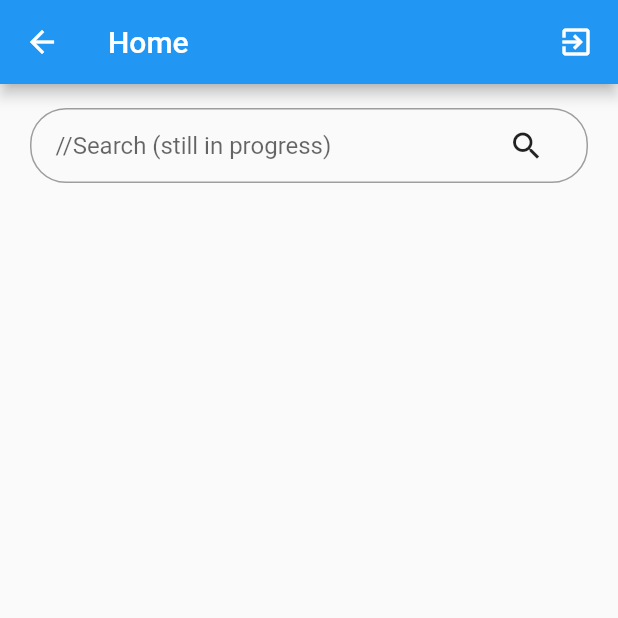
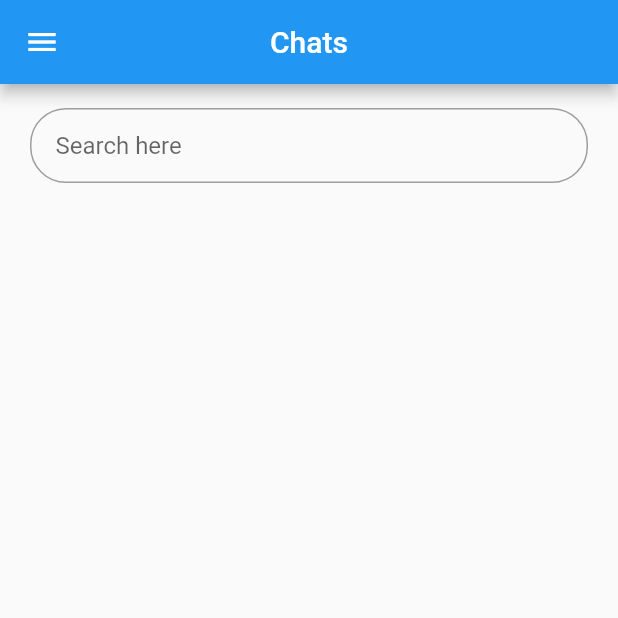
Before and after one commit to prapti-chauhan/chatApp, a Flutter app: the HomeScreen screen opened by its route, on a phone screen of 412 x 824 dp, the top half of it. Run offline on Flutter 3.47's test engine with Material 2 defaults, Android fonts, the phone set to English and light mode, and no system bars; our stand-ins replace cloud_firestore, firebase_auth, firebase_core, get, get_storage, progress_indicators and 1 more; accounts and stored records are empty.

Commit message:
changes in homescreen

```diff
--- a/lib/modules/home/home_controller.dart
+++ b/lib/modules/home/home_controller.dart
@@ -7,15 +7,20 @@ import 'package:chats_module/packages/screen_packages.dart';
 
 class HomeController extends GetxController {
   String myUserName = "";
+  List<QueryDocumentSnapshot> searchedUsers = <QueryDocumentSnapshot>[];
   List<QueryDocumentSnapshot> getUsers = <QueryDocumentSnapshot>[];
 
   TextEditingController searchController = TextEditingController();
+  String userNameFilter = '';
 
   final List<StreamSubscription> _usersStream = <StreamSubscription>[];
 
   @override
   void onInit() {
     _init();
+    searchController.addListener(() {
+      userNameFilter = searchController.text;
+    });
     super.onInit();
   }
 
@@ -24,10 +29,11 @@ class HomeController extends GetxController {
     for (var element in _usersStream) {
       element.cancel();
     }
+    searchController.dispose();
     super.onClose();
   }
 
-  updateUser() {
+  forUpdateUser() {
     Map<String, dynamic> othersUpdatedPresenceInfoMap = {
       "isOnline": isDeviceConnected,
       "lastSeen": DateTime.now(),
@@ -36,20 +42,12 @@ class HomeController extends GetxController {
     FireStoreMethods().updatePresence(AppPref().userId, othersUpdatedPresenceInfoMap);
   }
 
-/*
-  onSearchBtnClick() async {
-    isSearching = true;
-    FireStoreMethods().getUserByUserName().then((value) {
-      usersStream = value;
-      update();
-    });
-  }
-*/
 
   _init() {
     FireStoreMethods().getUserByUserName().then((value) {
       _usersStream.add(value.listen((event) {
         getUsers = event.docs;
+        finalUserList(userNameFilter);
         update();
       }));
     });
@@ -63,4 +61,75 @@ class HomeController extends GetxController {
       return "$a\_$b";
     }
   }
+
+  hideKeyboard() {
+    FocusManager.instance.primaryFocus?.unfocus();
+    searchController.clear();
+  }
+
+  logoutDialog(BuildContext context) {
+    showDialog(
+        context: context,
+        builder: (BuildContext context) {
+          return AlertDialog(
+            title: const Text('Logout'),
+            content: const Text("Are you sure to logout?"),
+            actions: <Widget>[
+              ElevatedButton(
+                child: const Text(
+                  "Yes",
+                  style: TextStyle(color: Colors.white),
+                ),
+                style: ElevatedButton.styleFrom(primary: Colors.greenAccent),
+                onPressed: () {
+                  AppPref().logout();
+                  Map<String, dynamic> othersUpdatedPresenceInfoMap = {
+                    "isOnline": false,
+                  };
+                  FireStoreMethods().updatePresence(
+                      AppPref().userId, othersUpdatedPresenceInfoMap);
+                  Get.offAllNamed(AppRoutes.signIn);
+                },
+              ),
+              ElevatedButton(
+                  child: const Text(
+                    "No",
+                    style: TextStyle(color: Colors.white),
+                  ),
+                  style: ElevatedButton.styleFrom(primary: Colors.redAccent),
+                  onPressed: () {
+                    Navigator.pop(context);
+                  })
+            ],
+          );
+        });
+  }
+
+  forChat(String username,email){
+    var chatRoomId = getChatRoomIdByUsernames(
+        myUserName, username);
+
+    Map<String, dynamic> chatRoomInfoMap = {
+      "users": [myUserName, username],
+    };
+    FireStoreMethods()
+        .createChatRoom(chatRoomId, chatRoomInfoMap);
+    forUpdateUser();
+    Get.toNamed(AppRoutes.chat, arguments: {
+      'myUserName': myUserName,
+      "otherUser": username,
+      "email": email,
+      "chatRoomId": chatRoomId
+    });
+  }
+
+  finalUserList(String text) {
+    searchedUsers.clear();
+    searchedUsers.addAll(
+      getUsers.where(
+        (element) => (element['name'] as String).isCaseInsensitiveContains(text),
+      ),
+    );
+    update();
+  }
 }
--- a/lib/modules/home/home_screen.dart
+++ b/lib/modules/home/home_screen.dart
@@ -1,4 +1,5 @@
-// ignore_for_file:must_be_immutable, avoid_print, unnecessary_brace_in_string_interps
+// ignore_for_file:must_be_immutable, unnecessary_brace_in_string_interps
+
 import 'package:chats_module/packages/config_packages.dart';
 import 'package:chats_module/packages/screen_packages.dart';
 
@@ -10,57 +11,54 @@ class HomeScreen extends StatelessWidget {
   @override
   Widget build(BuildContext context) {
     return GestureDetector(
-      onTap: () {
-        FocusManager.instance.primaryFocus?.unfocus();
-        ctrl.searchController.clear();
-      },
+      onTap: () => ctrl.hideKeyboard(),
       child: Scaffold(
           appBar: AppBar(
-            title: const Text("Home"),
-            actions: [
-              InkWell(
-                onTap: () {
-                  showDialog(
-                      context: context,
-                      builder: (BuildContext context) {
-                        return AlertDialog(
-                          title: const Text('Logout'),
-                          content: const Text("Are you sure to logout?"),
-                          actions: <Widget>[
-                            ElevatedButton(
-                              child: const Text(
-                                "Yes",
-                                style: TextStyle(color: Colors.white),
+            centerTitle: true,
+            title: const Text("Chats"),
           ),
-                              style:
-                                  ElevatedButton.styleFrom(primary: Colors.greenAccent),
-                              onPressed: () {
-                                AppPref().logout();
-                                Get.offNamed(AppRoutes.signIn);
-                              },
+          drawer: Drawer(
+            child: ListView(
+              padding: EdgeInsets.zero,
+              children: [
+                DrawerHeader(
+                    decoration: const BoxDecoration(
+                      color: Colors.blue,
                     ),
-                            ElevatedButton(
-                                child: const Text(
-                                  "No",
-                                  style: TextStyle(color: Colors.white),
+                    child: Row(
+                      children: [
+                        const Icon(
+                          Icons.account_circle,
+                          size: 100,
+                          color: Colors.white,
                         ),
-                                style:
-                                    ElevatedButton.styleFrom(primary: Colors.redAccent),
-                                onPressed: () {
-                                  Navigator.pop(context);
-                                })
-                          ],
-                        );
-                      });
-                },
-                child: Container(
-                    padding: const EdgeInsets.symmetric(horizontal: 16),
-                    child: const Icon(Icons.exit_to_app)),
+                        Column(
+                          mainAxisAlignment: MainAxisAlignment.center,
+                          children: [
+                            Text(
+                              AppPref.instance.username,
+                              style: const TextStyle(color: Colors.white),
+                            ),
+                            Text(
+                              AppPref.instance.email,
+                              style: const TextStyle(color: Colors.white),
                             )
                           ],
+                        )
+                      ],
+                    )),
+                ListTile(
+                  leading: const Icon(
+                    Icons.logout,
+                    color: Colors.blue,
                   ),
-          body: SingleChildScrollView(
-            child: GetBuilder<HomeController>(builder: (context) {
+                  title: const Text('Logout'),
+                  onTap: () => ctrl.logoutDialog(context),
+                ),
+              ],
+            ),
+          ),
+          body: GetBuilder<HomeController>(builder: (context) {
             return Padding(
               padding: const EdgeInsets.symmetric(horizontal: 20),
               child: Column(
@@ -73,34 +71,25 @@ class HomeScreen extends StatelessWidget {
                         border: Border.all(
                             color: Colors.grey, width: 1, style: BorderStyle.solid),
                         borderRadius: BorderRadius.circular(24)),
-                      child: search(ctrl.searchController.text),
+                    child: TextField(
+                      controller: ctrl.searchController,
+                      decoration: const InputDecoration(
+                          border: InputBorder.none, hintText: "Search here"),
+                      onChanged: (value) {
+                        ctrl.finalUserList(value);
+                      },
                     ),
-                    GetBuilder<HomeController>(builder: (context) {
-                      return ListView.builder(
-                          itemCount: ctrl.getUsers.length,
+                  ),
+                  ListView.builder(
+                      itemCount: ctrl.searchedUsers.length,
                       shrinkWrap: true,
                       itemBuilder: (context, index) {
-                            DocumentSnapshot ds = ctrl.getUsers[index];
+                        DocumentSnapshot _user = ctrl.searchedUsers[index];
                         return Padding(
                           padding: const EdgeInsets.only(left: 12.0, bottom: 12.0),
                           child: InkWell(
                             onTap: () {
-                                  var chatRoomId = ctrl.getChatRoomIdByUsernames(
-                                      ctrl.myUserName, ds["username"]);
-
-                                  Map<String, dynamic> chatRoomInfoMap = {
-                                    "users": [ctrl.myUserName, ds["username"]],
-                                  };
-                                  FireStoreMethods()
-                                      .createChatRoom(chatRoomId, chatRoomInfoMap);
-                                  ctrl.updateUser();
-                                  print("Update : ${isDeviceConnected}");
-                                  Get.toNamed(AppRoutes.chat, arguments: {
-                                    'myUserName': ctrl.myUserName,
-                                    "otherUser": ds["username"],
-                                    "email": ds["email"],
-                                    "chatRoomId": chatRoomId
-                                  });
+                              ctrl.forChat(_user["username"], _user["email"]);
                             },
                             child: SizedBox(
                               width: double.infinity,
@@ -108,110 +97,21 @@ class HomeScreen extends StatelessWidget {
                                 crossAxisAlignment: CrossAxisAlignment.start,
                                 children: [
                                   Text(
-                                        ds["name"],
+                                    _user["name"],
                                     style: const TextStyle(fontSize: 16),
                                   ),
                                   const SizedBox(height: 3),
-                                      Text(ds["username"])
+                                  Text(_user["username"])
                                 ],
                               ),
                             ),
                           ),
                         );
-                          });
-                    }),
+                      })
                 ],
               ),
             );
-            }),
-          )),
-    );
-  }
-
-  Widget search(String controller) {
-    if (controller.isNotEmpty) {
-      return Row(
-        children: [
-          IconButton(
-              onPressed: () {
-                Get.back();
-              },
-              icon: const Icon(Icons.clear)),
-          Expanded(
-            child: TextField(
-              controller: ctrl.searchController,
-              decoration:
-                  const InputDecoration(border: InputBorder.none, hintText: "Search"),
-            ),
-          ),
-        ],
-      );
-    } else {
-      return Row(
-        children: [
-          Expanded(
-            child: TextField(
-              controller: ctrl.searchController,
-              decoration: const InputDecoration(
-                  border: InputBorder.none, hintText: "//Search (still in progress)"),
-            ),
-          ),
-          IconButton(
-              onPressed: () {
-                Get.back();
-              },
-              icon: const Icon(Icons.search))
-        ],
+          })),
     );
   }
 }
-/*
-  Widget searchUsersList() {
-    return StreamBuilder(
-      stream: ctrl.usersStream,
-      builder: (context, snapshot) {
-        QuerySnapshot<Map<String, dynamic>> data =
-            snapshot.data as QuerySnapshot<Map<String, dynamic>>;
-        if (snapshot.hasData) {
-          return ListView.builder(
-            itemCount: data.docs.length,
-            shrinkWrap: true,
-            itemBuilder: (context, index) {
-              DocumentSnapshot ds = data.docs[index];
-              return searchListUserTile(
-                  name: ds["name"], email: ds["email"], username: ds["username"]);
-            },
-          );
-        } else {
-          return const Center(
-            child: CircularProgressIndicator(),
-          );
-        }
-      },
-    );
-  }
-
-  Widget searchListUserTile({required String name, username, email}) {
-    return GestureDetector(
-        onTap: () {
-          var chatRoomId = ctrl.getChatRoomIdByUsernames(ctrl.myUserName, username);
-          Map<String, dynamic> chatRoomInfoMap = {
-            "users": [ctrl.myUserName, username]
-          };
-          FireStoreMethods().createChatRoom(chatRoomId, chatRoomInfoMap);
-          Get.toNamed(AppRoutes.chat, arguments: {
-            'myUserName': ctrl.myUserName,
-            "otherUser": username,
-            "email": email,
-          });
-        },
-        child: Container(
-            margin: const EdgeInsets.symmetric(vertical: 8),
-            child: Row(children: [
-              const SizedBox(width: 12),
-              Column(
-                  crossAxisAlignment: CrossAxisAlignment.start,
-                  children: [Text(username), Text(email)])
-            ])));
-  }*/
-}
--- a/lib/modules/sign_in/sign_in_controller.dart
+++ b/lib/modules/sign_in/sign_in_controller.dart
@@ -11,6 +11,9 @@ class SignInController extends GetxController {
 
   final _auth = FirebaseAuth.instance;
 
+  toSignUp(){
+    Get.offAllNamed(AppRoutes.signUp);
+  }
   signIn(BuildContext context) async {
     UserCredential? user;
 
--- a/lib/modules/sign_in/sign_in_screen.dart
+++ b/lib/modules/sign_in/sign_in_screen.dart
@@ -63,9 +63,7 @@ class SignInScreen extends StatelessWidget {
                 ),
                 const SizedBox(height: 50),
                 TextButton(
-                  onPressed: () {
-                    Get.offNamed(AppRoutes.signUp);
-                  },
+                  onPressed: () => ctrl.toSignUp(),
                   child: const Text("Don't have an account?" "Sign Up",
                       style: TextStyle(fontWeight: FontWeight.w600, fontSize: 18)),
                 )
--- a/lib/modules/sign_up/sign_up_controller.dart
+++ b/lib/modules/sign_up/sign_up_controller.dart
@@ -9,6 +9,9 @@ class SignUpController extends GetxController {
   final TextEditingController emailController = TextEditingController();
   var obscureText = false;
 
+  toSignIn() {
+    Get.offAllNamed(AppRoutes.signIn);
+  }
 
   signUp(BuildContext context) async {
     final form = formStateKey.currentState!;
@@ -23,6 +26,7 @@ class SignUpController extends GetxController {
         AppPref().email = user.user!.email!;
         AppPref().userId = user.user!.uid;
         AppPref().username = username;
+        AppPref().name = nameController.text;
         Map<String, dynamic> userInfoMap = {
           "id": user.user!.uid,
           "email": emailController.text,
--- a/lib/packages/screen_packages.dart
+++ b/lib/packages/screen_packages.dart
@@ -1,16 +1,16 @@
 export 'package:chats_module/modules/splash/splash_screen.dart';
-export 'package:chats_module/routes/app_routes.dart';
+export 'package:chats_module/app_routes.dart';
 
 export 'package:chats_module/utility/prefs.dart';
-export 'package:chats_module/utility/variables.dart';
+export 'package:chats_module/utility/global_var.dart';
 
 export 'package:chats_module/modules/splash/splash_controller.dart';
 export 'package:chats_module/modules/sign_in/sign_in_screen.dart';
 export 'package:chats_module/modules/sign_up/sign_up_controller.dart';
 
-export 'package:chats_module/network/database.dart';
+export 'package:chats_module/network/cloud_firestore.dart';
 export 'package:chats_module/modules/sign_in/sign_in_controller.dart';
-export 'package:chats_module/routes/app_routes.dart';
+export 'package:chats_module/app_routes.dart';
 export 'package:chats_module/modules/chat/chat_screen.dart';
 export 'package:chats_module/modules/home/home_controller.dart';
 export 'package:chats_module/modules/chat/chat_controller.dart';
--- a/lib/utility/prefs.dart
+++ b/lib/utility/prefs.dart
@@ -17,6 +17,10 @@ class AppPref {
 
   String get username => store.read('username') ?? '';
 
+  set name(String value) => store.write('name', value);
+
+  String get name => store.read('name') ?? '';
+
   String get userId => store.read('userId') ?? '';
 
   set userId(String value) => store.write('userId', value);
```
Also changed, not shown: lib/modules/chat/chat_controller.dart (+36 -2 lines), lib/modules/chat/chat_screen.dart (+13 -22 lines), lib/modules/sign_up/sign_up_screen.dart (+4 -6 lines), lib/widgets/custom_textfield.dart (+11 -5 lines), lib/app_routes.dart (renamed from lib/routes/app_routes.dart), lib/network/cloud_firestore.dart (renamed from lib/network/database.dart), lib/utility/global_var.dart (renamed from lib/utility/variables.dart). Lines whose indentation alone changed are shown as unchanged.
